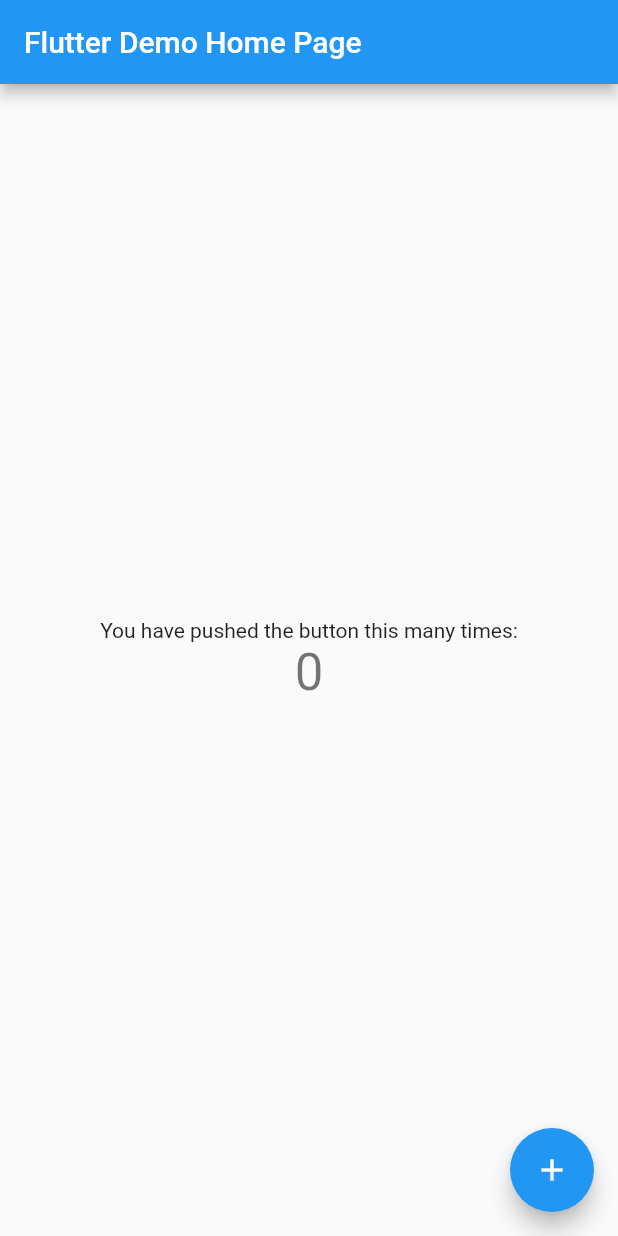
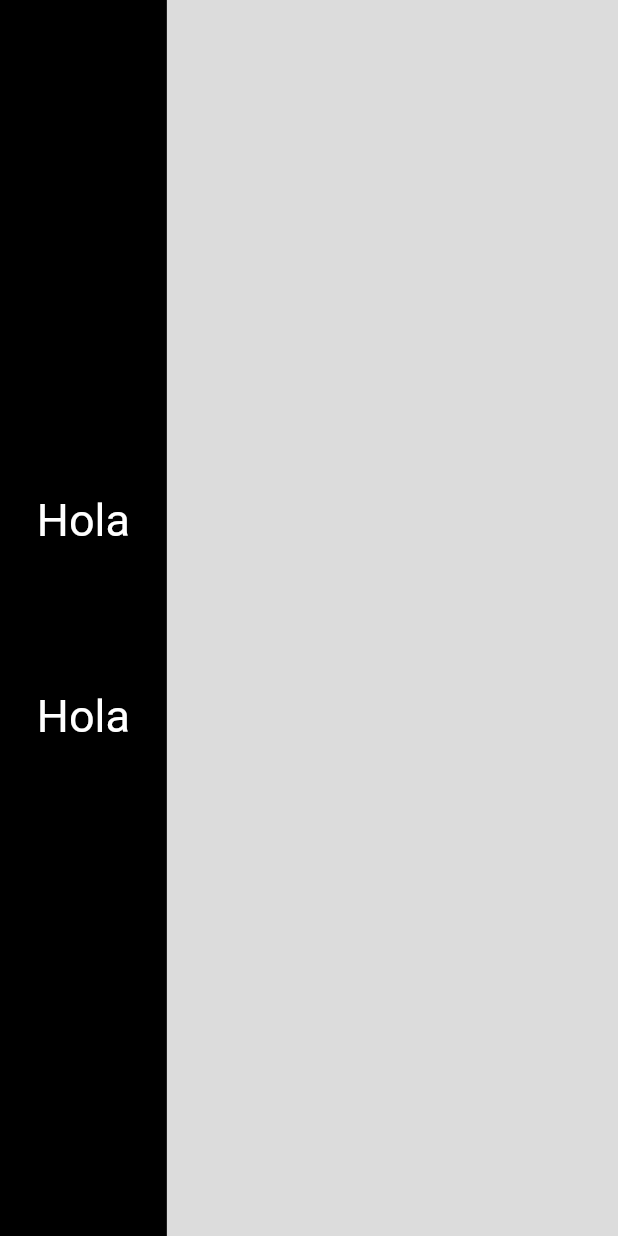
Before and after one commit to agustinchaza/generador_de_informes, a Flutter app: the screen it shows after launch, on a phone screen of 412 x 824 dp. Run offline on Flutter 3.47's test engine with Material 2 defaults, Android fonts, the light colour scheme and no system bars.

Commit message:
V 0.0.1-Inicio

```diff
--- a/lib/main.dart
+++ b/lib/main.dart
@@ -70,46 +70,82 @@
     // fast, so that you can just rebuild anything that needs updating rather
     // than having to individually change instances of widgets.
     return Scaffold(
-      appBar: AppBar(
-        // Here we take the value from the MyHomePage object that was created by
-        // the App.build method, and use it to set our appbar title.
-        title: Text(widget.title),
+
+      body: Row(
+        children: <Widget>[
+           Container(
+              color: Colors.black,
+              //Ancho=27% de la pantalla
+              width: MediaQuery.of(context).size.width * 0.27,
+              //children Column
+              child: Center(child:
+                Column(
+                  mainAxisAlignment: MainAxisAlignment.center,
+                  crossAxisAlignment: CrossAxisAlignment.center,
+
+                children: <Widget>[
+
+                  Container(
+
+                    child: Text("Hola",
+                      style: TextStyle(
+                        fontSize: 30,
+                        color: Colors.white,
+                      ),
+                    ),
+                  ),
+                  Container(
+
+                    child: Text("Hola"),
+                  ),
+                  Container(
+
+                    child: Text("Hola"),
+                  ),
+                  Container(
+
+                    child: Text("Hola"),
+                  ),
+                  Container(
+
+                    child: Text("Hola"),
+                  ),
+                  Container(
+
+                    child: Text("Hola"),
+                  ),
+                  Container(
+
+                    child: Text("Hola"),
+                  ),
+                  Container(
+
+                    child: Text("Hola",
+                      style: TextStyle(
+                        fontSize: 30,
+                        color: Colors.white,
+                      ),
+                    ),
+                  ),
+                ]
+              )
+              )
+
+
+
+            ),
+
+          Expanded(
+            child: Container(
+              color: Colors.black12,
+            ),
+          ),
+
+        ],
       ),
-      body: Center(
-        // Center is a layout widget. It takes a single child and positions it
-        // in the middle of the parent.
-        child: Column(
-          // Column is also a layout widget. It takes a list of children and
-          // arranges them vertically. By default, it sizes itself to fit its
-          // children horizontally, and tries to be as tall as its parent.
-          //
-          // Invoke "debug painting" (press "p" in the console, choose the
-          // "Toggle Debug Paint" action from the Flutter Inspector in Android
-          // Studio, or the "Toggle Debug Paint" command in Visual Studio Code)
-          // to see the wireframe for each widget.
-          //
-          // Column has various properties to control how it sizes itself and
-          // how it positions its children. Here we use mainAxisAlignment to
-          // center the children vertically; the main axis here is the vertical
-          // axis because Columns are vertical (the cross axis would be
-          // horizontal).
-          mainAxisAlignment: MainAxisAlignment.center,
-          children: <Widget>[
-            const Text(
-              'You have pushed the button this many times:',
-            ),
-            Text(
-              '$_counter',
-              style: Theme.of(context).textTheme.headline4,
-            ),
-          ],
-        ),
-      ),
-      floatingActionButton: FloatingActionButton(
-        onPressed: _incrementCounter,
-        tooltip: 'Increment',
-        child: const Icon(Icons.add),
-      ), // This trailing comma makes auto-formatting nicer for build methods.
+
+
+
     );
   }
 }
```
